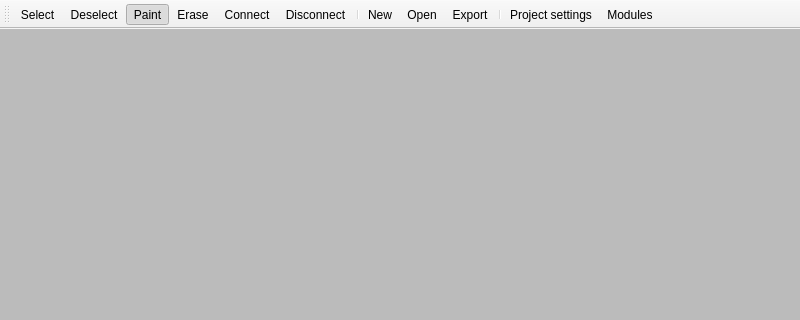
Nico-Duduf/Dumodraw, file src/mainwindow.ui: the form before one commit; both pictures show x 0 to 800 and y 0 to 320 of the 800 by 600 pixel window.
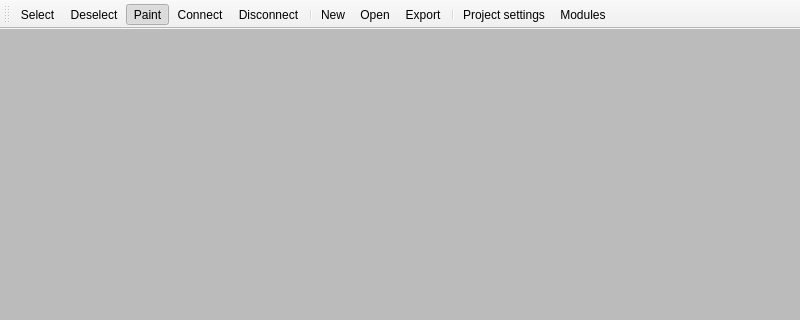
The form after the commit.

Diff of the .ui file:
```diff
--- a/src/mainwindow.ui
+++ b/src/mainwindow.ui
@@ -31,7 +31,6 @@
    <addaction name="actionSelect"/>
    <addaction name="actionDeselect"/>
    <addaction name="actionPaint"/>
-   <addaction name="actionErase"/>
    <addaction name="actionConnect"/>
    <addaction name="actionDisconnect"/>
    <addaction name="separator"/>
```
Left out of the diff: 8 changed lines with no effect on the pictures.
